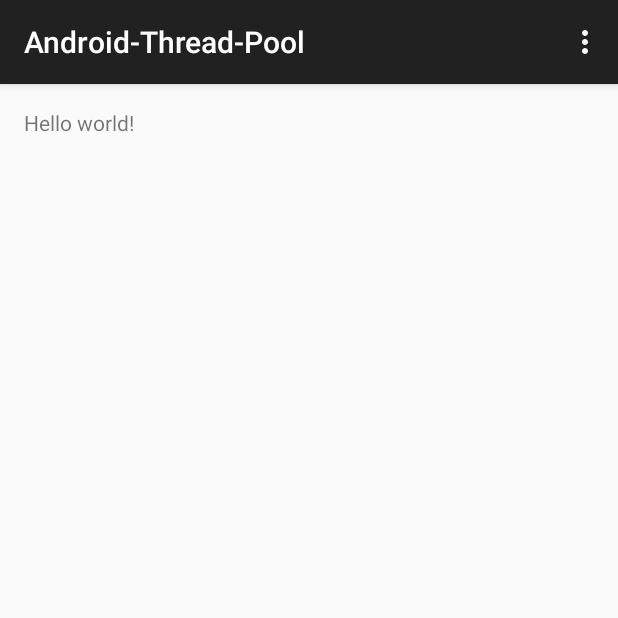
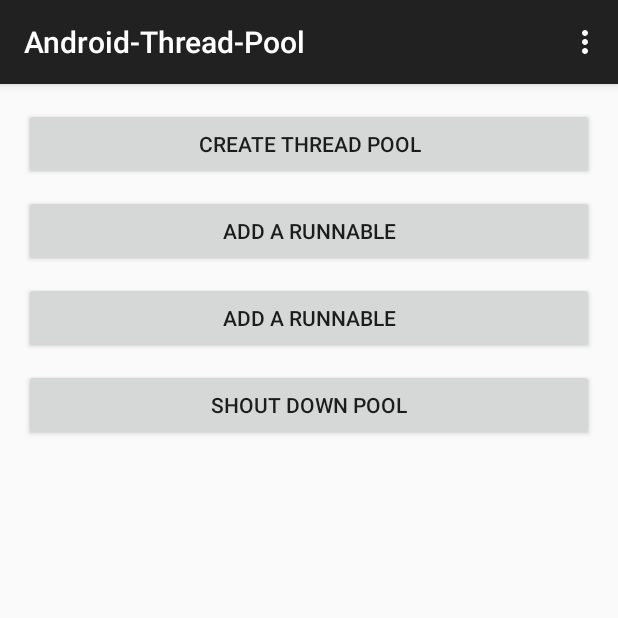
Before and after one commit to Spring-Xu/Android-Thread-Pool, an Android app: the screen it shows after launch (MainActivity), on a phone screen of 412 x 824 dp, the top half of it. Run offline under Robolectric (Android 15) with nearby library versions, the phone set to English and light mode, and no system bars.

Commit message:
Add all the code : CustomAsyncTask and CustomThreadPoolExecutor , and exception

```diff
--- a/MyApplication/app/src/main/java/cjstar/com/android_thread_pool/pool/CustomExecutor.java
+++ b/MyApplication/app/src/main/java/cjstar/com/android_thread_pool/pool/CustomExecutor.java
@@ -11,10 +11,7 @@ public interface CustomExecutor {
     public void execute(Runnable runnable);
 
     /**
-     * Execute the customAsyncTask in a background thread and the {@link CustomAsyncTask#onPreExecute()}</br>
-     * will be called at main thread before {@link CustomAsyncTask#doInBackground(Object[])}, </br>
-     * and the {@link CustomAsyncTask#onPostExecute(Object)} will be called after {@link CustomAsyncTask#doInBackground(Object[])}
-     * @param customAsyncTask
+     * shout the thread pool
      */
-    public void execute(CustomAsyncTask customAsyncTask);
+    public void shoutDown();
 }
--- a/MyApplication/app/src/main/res/layout/activity_main.xml
+++ b/MyApplication/app/src/main/res/layout/activity_main.xml
@@ -1,11 +1,47 @@
 <RelativeLayout xmlns:android="http://schemas.android.com/apk/res/android"
-    xmlns:tools="http://schemas.android.com/tools" android:layout_width="match_parent"
-    android:layout_height="match_parent" android:paddingLeft="@dimen/activity_horizontal_margin"
+    xmlns:tools="http://schemas.android.com/tools"
+    android:layout_width="match_parent"
+    android:layout_height="match_parent"
+    android:paddingBottom="@dimen/activity_vertical_margin"
+    android:paddingLeft="@dimen/activity_horizontal_margin"
     android:paddingRight="@dimen/activity_horizontal_margin"
     android:paddingTop="@dimen/activity_vertical_margin"
-    android:paddingBottom="@dimen/activity_vertical_margin" tools:context=".MainActivity">
+    tools:context=".MainActivity">
 
-    <TextView android:text="@string/hello_world" android:layout_width="wrap_content"
+    <Button
+        android:id="@+id/create_pool"
+        android:layout_width="match_parent"
+        android:layout_height="wrap_content"
+        android:layout_marginBottom="10dp"
+        android:text="Create thread pool" />
+
+    <Button
+        android:id="@+id/add_runnable"
+        android:layout_below="@+id/create_pool"
+        android:layout_width="match_parent"
+        android:layout_height="wrap_content"
+        android:layout_marginBottom="10dp"
+        android:text="add a runnable"/>
+
+    <Button
+        android:id="@+id/add_asynctask"
+        android:layout_below="@+id/add_runnable"
+        android:layout_width="match_parent"
+        android:layout_height="wrap_content"
+        android:layout_marginBottom="10dp"
+        android:text="add a runnable"/>
+
+    <Button
+        android:id="@+id/shout_down_pool"
+        android:layout_below="@+id/add_asynctask"
+        android:layout_width="match_parent"
+        android:layout_height="wrap_content"
+        android:layout_marginBottom="10dp"
+        android:text="Shout down pool"/>
+    <TextView
+        android:id="@+id/info"
+        android:layout_below="@+id/shout_down_pool"
+        android:layout_width="match_parent"
         android:layout_height="wrap_content" />
 
 </RelativeLayout>
```
Also changed, not shown: MyApplication/app/src/main/java/cjstar/com/android_thread_pool/pool/CustomAsyncTask.java (+17 -44 lines), MyApplication/app/src/main/java/cjstar/com/android_thread_pool/pool/CustomThreadPoolExecutor.java (+122 -15 lines), MyApplication/app/src/main/java/cjstar/com/android_thread_pool/pool/PoolFullException.java (added, +58 -0 lines), MyApplication/app/src/main/java/cjstar/com/android_thread_pool/ui/MainActivity.java (+119 -5 lines), 1 other file.
